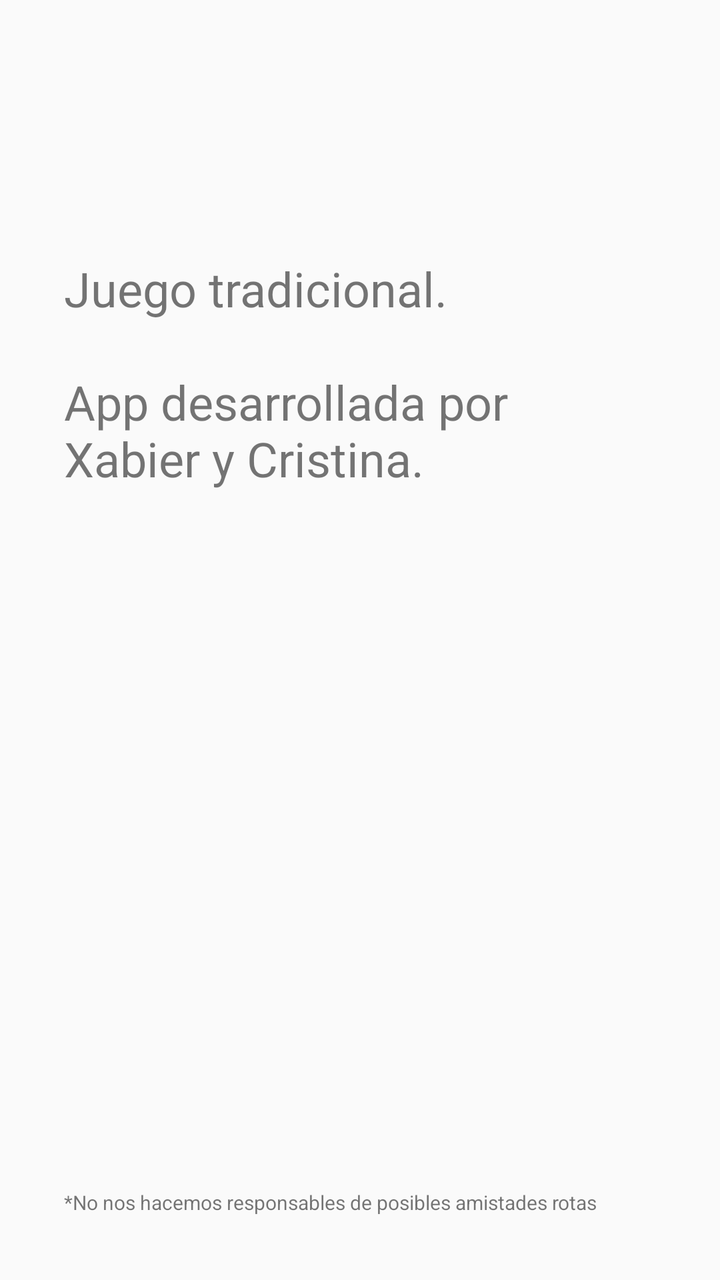
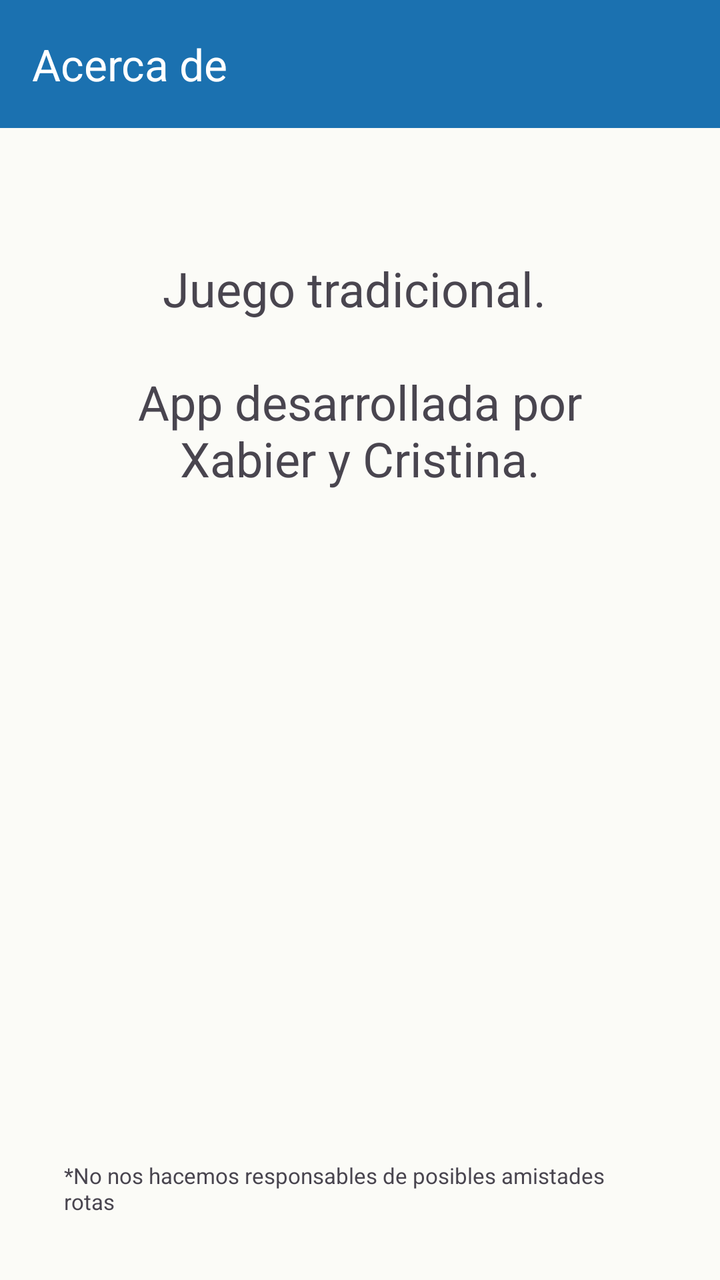

Before-and-after screenshots of an Android layout around one commit, followed by the original layout XML and the change that was made.
<!-- AndroidManifest.xml: application theme AppTheme -->
<!-- res/layout/activity_aboutpage.xml -->
<?xml version="1.0" encoding="utf-8"?>
<androidx.constraintlayout.widget.ConstraintLayout xmlns:android="http://schemas.android.com/apk/res/android"
    xmlns:app="http://schemas.android.com/apk/res-auto"
    xmlns:tools="http://schemas.android.com/tools"
    android:layout_width="match_parent"
    android:layout_height="match_parent"
    tools:context=".Aboutpage">

    <TextView
        android:id="@+id/textView"
        android:layout_width="0dp"
        android:layout_height="wrap_content"
        android:layout_marginStart="32dp"
        android:layout_marginTop="128dp"
        android:layout_marginEnd="100dp"
        android:gravity="center"
        android:text="Juego tradicional. \n \nApp desarrollada por Xabier y Cristina."
        android:textAlignment="textStart"
        android:textSize="24sp"
        app:layout_constraintEnd_toEndOf="parent"
        app:layout_constraintStart_toStartOf="parent"
        app:layout_constraintTop_toTopOf="parent" />

    <TextView
        android:id="@+id/textView7"
        android:layout_width="0dp"
        android:layout_height="wrap_content"
        android:layout_marginStart="32dp"
        android:layout_marginEnd="32dp"
        android:layout_marginBottom="32dp"
        android:text="*No nos hacemos responsables de posibles amistades rotas"
        android:textSize="10sp"
        app:layout_constraintBottom_toBottomOf="parent"
        app:layout_constraintEnd_toEndOf="parent"
        app:layout_constraintStart_toStartOf="parent" />
</androidx.constraintlayout.widget.ConstraintLayout>
<!-- resources referenced by this layout -->
<resources>
  <style name="AppTheme" parent="Theme.AppCompat.Light.DarkActionBar">
          
          <item name="colorPrimary">@color/colorPrimary</item>
          <item name="colorPrimaryDark">@color/colorPrimaryDark</item>
          <item name="colorAccent">@color/colorAccent</item>
      </style>
  <color name="colorPrimary">#1b71b0</color>
  <color name="colorPrimaryDark">#080808</color>
  <color name="colorAccent">#03DAC5</color>
</resources>

<!-- the commit's change to res/layout/activity_aboutpage.xml (unified diff, before → after) -->
@@ -1,36 +1,51 @@
 <?xml version="1.0" encoding="utf-8"?>
-<androidx.constraintlayout.widget.ConstraintLayout xmlns:android="http://schemas.android.com/apk/res/android"
+<LinearLayout xmlns:android="http://schemas.android.com/apk/res/android"
     xmlns:app="http://schemas.android.com/apk/res-auto"
     xmlns:tools="http://schemas.android.com/tools"
     android:layout_width="match_parent"
     android:layout_height="match_parent"
+    android:orientation="vertical"
     tools:context=".Aboutpage">
 
-    <TextView
-        android:id="@+id/textView"
-        android:layout_width="0dp"
-        android:layout_height="wrap_content"
-        android:layout_marginStart="32dp"
-        android:layout_marginTop="128dp"
-        android:layout_marginEnd="100dp"
-        android:gravity="center"
-        android:text="Juego tradicional. \n \nApp desarrollada por Xabier y Cristina."
-        android:textAlignment="textStart"
-        android:textSize="24sp"
-        app:layout_constraintEnd_toEndOf="parent"
-        app:layout_constraintStart_toStartOf="parent"
-        app:layout_constraintTop_toTopOf="parent" />
+    <com.google.android.material.appbar.MaterialToolbar
+        android:id="@+id/toolbar"
+        android:layout_width="match_parent"
+        android:layout_height="?attr/actionBarSize"
+        android:background="?attr/colorPrimary"
+        app:title="@string/AboutPage"
+        app:titleTextColor="?attr/colorOnPrimary" />
 
-    <TextView
-        android:id="@+id/textView7"
-        android:layout_width="0dp"
-        android:layout_height="wrap_content"
-        android:layout_marginStart="32dp"
-        android:layout_marginEnd="32dp"
-        android:layout_marginBottom="32dp"
-        android:text="*No nos hacemos responsables de posibles amistades rotas"
-        android:textSize="10sp"
-        app:layout_constraintBottom_toBottomOf="parent"
-        app:layout_constraintEnd_toEndOf="parent"
-        app:layout_constraintStart_toStartOf="parent" />
-</androidx.constraintlayout.widget.ConstraintLayout>
+    <androidx.constraintlayout.widget.ConstraintLayout
+        android:layout_width="match_parent"
+        android:layout_height="0dp"
+        android:layout_weight="1">
+
+        <TextView
+            android:id="@+id/textView"
+            android:layout_width="0dp"
+            android:layout_height="wrap_content"
+            android:layout_marginStart="32dp"
+            android:layout_marginTop="64dp"
+            android:layout_marginEnd="32dp"
+            android:gravity="center"
+            android:text="@string/about_texto"
+            android:textSize="24sp"
+            app:layout_constraintEnd_toEndOf="parent"
+            app:layout_constraintStart_toStartOf="parent"
+            app:layout_constraintTop_toTopOf="parent" />
+
+        <TextView
+            android:id="@+id/textView7"
+            android:layout_width="0dp"
+            android:layout_height="wrap_content"
+            android:layout_marginStart="32dp"
+            android:layout_marginEnd="32dp"
+            android:layout_marginBottom="32dp"
+            android:text="@string/about_disclaimer"
+            android:textSize="11sp"
+            app:layout_constraintBottom_toBottomOf="parent"
+            app:layout_constraintEnd_toEndOf="parent"
+            app:layout_constraintStart_toStartOf="parent" />
+    </androidx.constraintlayout.widget.ConstraintLayout>
+
+</LinearLayout>
<!-- resource entries referenced after the edit -->
@@ -1,13 +1,37 @@
 <!-- resources referenced by this layout -->
 <resources>
-  <style name="AppTheme" parent="Theme.AppCompat.Light.DarkActionBar">
-          
+  <string name="AboutPage">Acerca de</string>
+  <string name="about_disclaimer">*No nos hacemos responsables de posibles amistades rotas</string>
+  <string name="about_texto">Juego tradicional. \n \nApp desarrollada por Xabier y Cristina.</string>
+  <style name="AppTheme" parent="Theme.Material3.DayNight.NoActionBar">
           <item name="colorPrimary">@color/colorPrimary</item>
-          <item name="colorPrimaryDark">@color/colorPrimaryDark</item>
-          <item name="colorAccent">@color/colorAccent</item>
+          <item name="colorOnPrimary">@color/onPrimary</item>
+          <item name="colorPrimaryContainer">@color/primaryContainer</item>
+          <item name="colorOnPrimaryContainer">@color/onPrimaryContainer</item>
+          <item name="colorSecondary">@color/verde</item>
+          <item name="colorOnSecondary">@color/onSecondary</item>
+          <item name="colorSecondaryContainer">@color/secondaryContainer</item>
+          <item name="colorOnSecondaryContainer">@color/onSecondaryContainer</item>
+          <item name="colorSurface">@color/surface</item>
+          <item name="colorOnSurface">@color/onSurface</item>
+          <item name="colorSurfaceVariant">@color/surfaceVariant</item>
+          <item name="colorOnSurfaceVariant">@color/onSurfaceVariant</item>
+          <item name="colorOutline">@color/outline</item>
+          <item name="android:colorBackground">@color/surface</item>
+          <item name="colorOnBackground">@color/onSurface</item>
       </style>
   <color name="colorPrimary">#1b71b0</color>
-  <color name="colorPrimaryDark">#080808</color>
-  <color name="colorAccent">#03DAC5</color>
+  <color name="onPrimary">#FFFFFF</color>
+  <color name="primaryContainer">#D3E4FF</color>
+  <color name="onPrimaryContainer">#001C38</color>
+  <color name="verde">#00b300</color>
+  <color name="onSecondary">#FFFFFF</color>
+  <color name="secondaryContainer">#C6F6C6</color>
+  <color name="onSecondaryContainer">#00390A</color>
+  <color name="surface">#FBFBF7</color>
+  <color name="onSurface">#1A1C1E</color>
+  <color name="surfaceVariant">#E1E4E8</color>
+  <color name="onSurfaceVariant">#43474E</color>
+  <color name="outline">#73777F</color>
 </resources>
 
